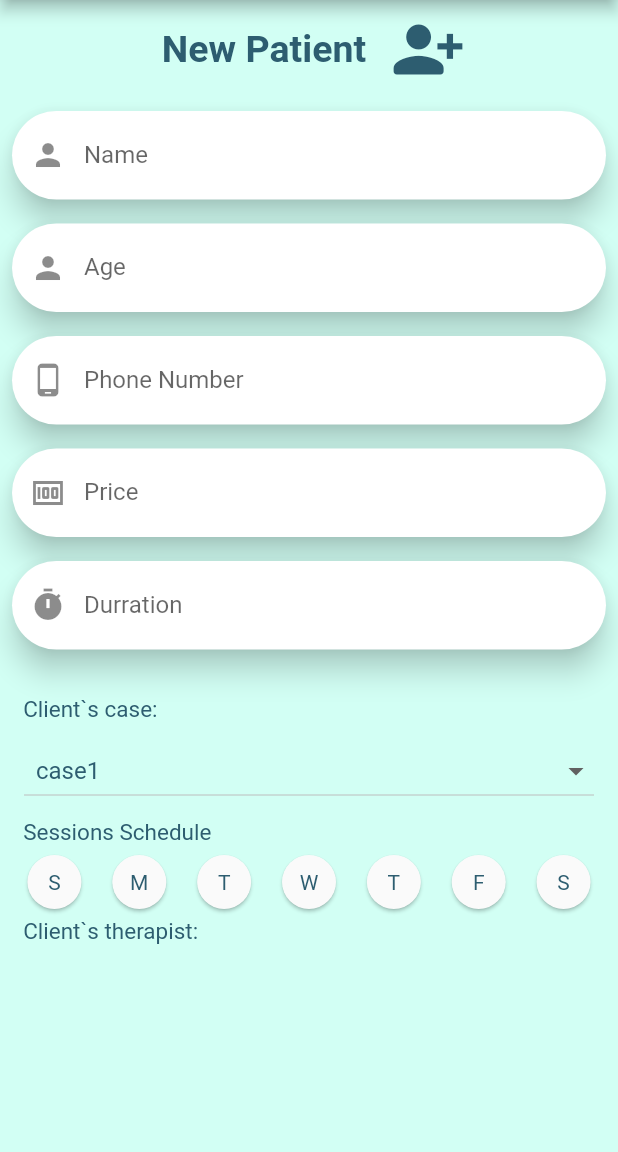
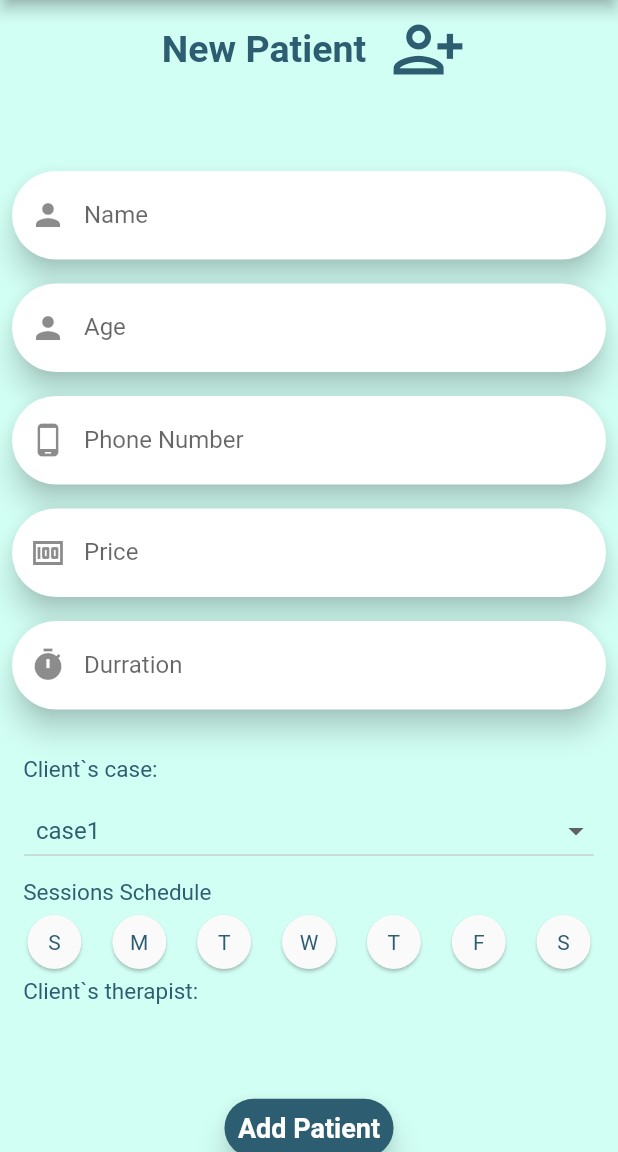
Before and after one commit to NourallahAhmed/El-Amal_Center, a Flutter app: the AddingClientScreen screen opened directly, on a phone screen of 412 x 824 dp, the part 84-1236 px from its top. Run offline on Flutter 3.47's test engine with Material 2 defaults, Android fonts, the phone set to English and light mode, and no system bars; drawn by our look-alikes of weekday_selector; our stand-ins replace firebase_auth, firebase_core, firebase_database, google_sign_in, shared_preferences and 1 more; missing offline and left inert: dart:ffi; accounts and stored records are empty; Roboto replaces fonts that are missing (Montserrat).

Commit message:
adding to firebase

```diff
--- a/lib/Model/Client.dart
+++ b/lib/Model/Client.dart
@@ -1,7 +1,7 @@
 import 'package:flutter/material.dart';
 import 'package:firebase_database/firebase_database.dart';
 
-class Client {
+class Patient {
   int id;
   String therapist;
   String name;
@@ -13,9 +13,10 @@ class Client {
   List<DateTime> sessions;
   int Durration;
   int price;
+  int phone;
   String gender;
 
-  Client(this.id ,
+  Patient(this.id ,
       {required this.therapist,
       required this.name,
       required this.storedAt,
@@ -24,8 +25,9 @@ class Client {
       required this.startDate,
       this.caseName = '',
       this.gender = "male",
-        required this.sessions,
+      required this.sessions,
       this.price = 0,
+      required this.phone,
       this.Durration = 30});
 
   //serialization
@@ -43,16 +45,22 @@ Map<String, dynamic> toJson() {
     "startDate": startDate.millisecondsSinceEpoch,
     "price": price,
     "Durration": Durration ,
+    "phone": phone ,
     "Gender" : gender
   };
 }
 
 //todo  convert list of sessions to map to firebase
 Map<int, int> convertList(List<DateTime> list) {
+
+  print("form Model convertSessionList => coming list  ${list}");
     Map<int, int>  map = {};
 
     list.forEach((element) {
-    var newMap =
+
+      print("form Model convertSessionList => inside foreach ${element}");
+
+      var newMap =
       {list.indexOf(element) :
         element.millisecondsSinceEpoch
       };
@@ -60,13 +68,13 @@ Map<int, int> convertList(List<DateTime> list) {
     map.addEntries(newMap.entries);
   });
 
-
+  print("form Model convertSessionList ${map}");
   return map;
   }
 
 ///from snapshot
 
-  factory Client.fromMap(Map<dynamic, dynamic> map) {
+  factory Patient.fromMap(Map<dynamic, dynamic> map) {
 
   //todo: from firebase
     final List<int> sessionsMap = map["sessions"].cast<int>() ;
@@ -74,7 +82,7 @@ Map<int, int> convertList(List<DateTime> list) {
     sessionsMap.forEach(( value) => sessionList.add(DateTime.fromMillisecondsSinceEpoch(value)));
 
     print(map["therapist"]);
-    return Client(0,
+    return Patient(0,
         therapist: map["therapist"],
         name: map["name"],
         gender: map['Gender'],
@@ -86,6 +94,7 @@ Map<int, int> convertList(List<DateTime> list) {
         Durration:  map["Durration"],
         caseName: map["caseName"],
         age: map["age"],
+        phone: map["phone"]
     );
   }
 }
--- a/lib/Services/MyProvider.dart
+++ b/lib/Services/MyProvider.dart
@@ -10,9 +10,9 @@ class MyProvider with ChangeNotifier {
 
   static MyProvider getInstance() => _instance;
 
-   late List<Client> listOfSelectedClients;
+   late List<Patient> listOfSelectedClients;
 
-   setList(List<Client> clients) {
+   setList(List<Patient> clients) {
       listOfSelectedClients = clients;
       notifyListeners();
   }
--- a/lib/UI/AddingClient/View/Component/AddingClientPages.dart
+++ b/lib/UI/AddingClient/View/Component/AddingClientPages.dart
@@ -1,10 +1,14 @@
 import 'package:flutter/material.dart';
+import 'package:http/http.dart';
 import 'package:provider/provider.dart';
 import 'package:untitled/UI/AddingClient/View/Component/InputFeild.dart';
+import 'package:untitled/UI/HomePage/ViewModel/HomePageVM.dart';
 import 'package:untitled/utils/Shared.dart';
 import 'package:untitled/utils/extensions.dart';
 import 'package:weekday_selector/weekday_selector.dart';
 import 'package:intl/intl.dart';
+import '../../../../Model/Client.dart';
+import '../../../HomePage/View/homeScreen.dart';
 import '../../ViewModel/AddingClientVM.dart';
 import '../../View/Component/TitlePage.dart';
 import '../../../../utils/Constants.dart';
@@ -186,9 +190,9 @@ class _AddingClientPagesState extends State<AddingClientPages> {
         child: Column(
             crossAxisAlignment: CrossAxisAlignment.start,
           children: [
-            TitlePage(title: " New Patient ", icon : Icons.person_add_alt_1_rounded ),
+            TitlePage(title: " New Patient ", icon : Icons.person_add_alt ),
 
-            SizedBox(width: 30,),
+            SizedBox(width: 30, height: 40,),
             //Name of the client
             InputFeild(hint: "Yasser", iconData: Icons.person, txtController: _clientNameController, keyType: TextInputType.name, label: "Name"),
 
@@ -233,7 +237,7 @@ class _AddingClientPagesState extends State<AddingClientPages> {
 
                           var now = DateTime.now();
                           var time = await pickTime(now) as TimeOfDay;
-                          print("onChanged");
+
                           setState((){
 
                             var now = DateTime.now();
@@ -243,12 +247,7 @@ class _AddingClientPagesState extends State<AddingClientPages> {
                             var firstDayPickedInMonth = firstOfMonth.addCalendarDays((7 - (firstOfMonth.weekday - val)) % 7);
 
                             handleTimeSelection(firstDayPickedInMonth);
-                            // extract to separate function
-                            // //todo handle schedule for 2 month = 8 week == 8 loops
-                            // for (var week = 1 ; week <= 9 ; week ++){
-                            //   print("nextDay in ${week} ${firstDayPickedInMonth.addCalendarDays(week * 7)}");
-                            //   _listOfSessionsTime.add(firstDayPickedInMonth.addCalendarDays(week * 7));
-                            // }
+
 
                             print(_listOfSelectedTime);
                           });
@@ -256,53 +255,81 @@ class _AddingClientPagesState extends State<AddingClientPages> {
                         values: values,
                       ),
 
+                    _listOfSelectedTime.isNotEmpty ?
+                      _listOfSelectedTimeWidget() : Container(),
 
-                    _listOfSelectedTime.isNotEmpty ?
-                      _listOfSelectedTimeWidget()
 
-                        : Container(),
-
-                      // const SizedBox(
-                      //   height: 15,
-                      // ),
-
-                     const  Text(
+                      const  Text(
                         "\t Client`s therapist:",
                         style: TextStyle(color: kPrimaryColor, fontSize: 15),
                       ),
 
                       //todo: therapist
-                   _listOftherapist.isNotEmpty
+                       _listOftherapist.isNotEmpty
                           ? therapistDropDownList(_listOftherapist)
                           : Container(),
                     ],
                   )),
 
+            SizedBox(
+              height: 50,
+            ),
 
-            //
-            // ElevatedButton(
-            //   style: ButtonStyle(
-            //     backgroundColor: MaterialStateProperty.resolveWith<Color?>(
-            //           (Set<MaterialState> states) {
-            //         if (states.contains(MaterialState.pressed))
-            //           return Theme.of(context).colorScheme.primary.withOpacity(0.5);
-            //         return null; // Use the component's default.
-            //       },
-            //     ),
-            //   ), child: Icon(Icons.add),
-            //   onPressed: (){
-            //
-            //   },
-            // ),
-            // ElevatedButton(
-            //   style: ElevatedButton.styleFrom(
-            //     onPrimary: Theme.of(context).colorScheme.onPrimary,
-            //     onSurface: Theme.of(context).colorScheme.primary,
-            //   ).copyWith(elevation: ButtonStyleButton.allOrNull(0.0)),
-            //   onPressed: (){},
-            //   child: const Text('Filled'),
-            // ),
+            ///AddingButton
 
+
+
+            Center(
+              child: ElevatedButton(
+
+                style: ElevatedButton.styleFrom(
+                  padding: const EdgeInsets.symmetric(vertical: 9),
+                  shape: const StadiumBorder(),
+                  primary: kPrimaryColor,
+                  elevation: 8,
+                  shadowColor: Colors.black87,
+                  // maximumSize: Size.fromWidth(500)
+                ),
+                child: const Text(
+                  "\t Add Patient \t",
+                  style:  TextStyle(
+                    fontSize: 18,
+                    fontWeight: FontWeight.bold,
+                  ),
+                ),
+                onPressed: (){
+
+                   print("from adding page the selected time list == ${_listOfSelectedTime}");
+
+
+                    var sessionList = prepareSessionList(_listOfSelectedTime);
+
+                    print("from adding page the session list == ${sessionList}");
+                    var client =
+                    Patient(0,
+                      name : _clientNameController.text,
+                      age : int.parse(_clientAgeController.text),
+                      therapist: _clientTherapist,
+                      caseName: _clientCase,
+                      startDate: DateTime.now(),
+                      storedAt: DateTime.now(),
+                      storedBy: SharedPref.email,
+                      sessions : sessionList,
+                        Durration : int.parse(_clientDurrationController.text),
+                      price: int.parse(_clientPriceController.text),
+                      phone: int.parse(_clientPhoneController.text),
+                      gender: "male"
+                    );
+
+                    _addingVM.addClient(client);
+                    Navigator.pushReplacement(context, MaterialPageRoute(builder: (context) => HomePageScreen()));
+
+                },
+              ),
+            ),
+            SizedBox(
+              height: 20,
+            ),
             ],
         ),
       ),
@@ -341,10 +368,42 @@ class _AddingClientPagesState extends State<AddingClientPages> {
     else{
 
       _listOfSelectedTime.add(firstDayPickedInMonth);
-      print("added");
     }
 
   }
 
 
+  List<DateTime> prepareSessionList(List<DateTime> selectedTimes){
+
+     print("from prepareSessionList the upcomming list == ${selectedTimes}");
+
+     List<DateTime>  sessionList = [];
+    //todo handle schedule for 2 month = 8 week == 8 loops
+
+     selectedTimes.forEach((e){
+       print("inside the map ${e}");
+
+      for (var week = 1 ; week <= 9 ; week ++){
+        print("inside the for loop  ${e}");
+        sessionList.add(e.addCalendarDays(week * 7));
+        print("after adding ");
+        print("the list = ${sessionList}");
+
+      }
+
+      // for (var week = 1 ; week <= 9 ; week ++){
+      //
+      //   _listOfSessionsTime.add(e.addCalendarDays(week * 7));
+      // }
+
+    });
+
+
+     print("from prepareSessionList the returned list sessionList == ${sessionList}");
+     // print("from prepareSessionList the returned list _listOfSessionsTime == ${_listOfSessionsTime}");
+
+     return sessionList;
+
+  }
+
 }
--- a/lib/UI/AddingClient/ViewModel/AddingClientVM.dart
+++ b/lib/UI/AddingClient/ViewModel/AddingClientVM.dart
@@ -42,12 +42,12 @@ class AddingViewModel  with ChangeNotifier{
 
   List<String> getListOfTherapist() => therapists;
 
-  Future<void> addClient(Client client) async{
+  Future<void> addClient(Patient Patient) async{
     DatabaseReference _databaseReference = FirebaseDatabase.instance.ref("Client/");
 
     //Store the email in the RealTimeDB
     await _databaseReference.push().set(
-        client.toJson()
+        Patient.toJson()
     );
     print("addClient");
   }
--- a/lib/UI/HomePage/View/Component/HomePage.dart
+++ b/lib/UI/HomePage/View/Component/HomePage.dart
@@ -22,9 +22,9 @@ class _HomePageState extends State<HomePage> {
 
   var homeVM = HomePageVM();
 
-  late List<Client> selectedList;
+  late List<Patient> selectedList;
 
-  Map<DateTime, List<Client>>? client_List;
+  Map<DateTime, List<Patient>>? client_List;
 
   //todo handle Selection
   void _handleData(date) {
@@ -94,7 +94,7 @@ class _HomePageState extends State<HomePage> {
     );
   }
 
-  Widget clientRow(Client client) {
+  Widget clientRow(Patient client) {
     return Padding(
       padding: const EdgeInsets.all(8.0),
       child: Material(
@@ -189,7 +189,7 @@ class _HomePageState extends State<HomePage> {
     return ListView.builder(
       padding: const EdgeInsets.all(0.0),
       itemBuilder: (BuildContext context, int index) {
-        final Client client = selectedList[index];
+        final Patient client = selectedList[index];
 
         return clientRow(client);
       },
--- a/lib/UI/HomePage/ViewModel/HomePageVM.dart
+++ b/lib/UI/HomePage/ViewModel/HomePageVM.dart
@@ -8,9 +8,9 @@ import '../../../utils/Shared.dart';
 
 class HomePageVM with ChangeNotifier {
   //todo fetch the data related to the therpist by email
-  final List<Client> listOfAllClients = [];
-  final List<Client> _listOfTodaysClients = [];
-  final Map<DateTime,List<Client>> listOfClients = {};
+  final List<Patient> listOfAllClients = [];
+  final List<Patient> _listOfTodaysClients = [];
+  final Map<DateTime,List<Patient>> listOfClients = {};
 
   Future<void> fetchAllData() async {
     print("Fetch All Data");
@@ -22,7 +22,7 @@ class HomePageVM with ChangeNotifier {
     final map = snapshot.value as Map<dynamic, dynamic>;
 
     map.forEach((key, value) {
-      final client = Client.fromMap(value);
+      final client = Patient.fromMap(value);
       if (client.therapist == email)  listOfAllClients.add(client);
     });
     buildTheList(listOfAllClients);
@@ -30,7 +30,7 @@ class HomePageVM with ChangeNotifier {
   }
 
 
-  void buildTheList( List<Client> clients){
+  void buildTheList( List<Patient> clients){
 
     print("buildList");
 
@@ -48,7 +48,7 @@ class HomePageVM with ChangeNotifier {
 
         }
         else {
-            Map<DateTime, List<Client>> instance = {
+            Map<DateTime, List<Patient>> instance = {
               DateTime(session.year,session.month,
                   session.day , 00, 0).toLocal(): [
                 client,
```
